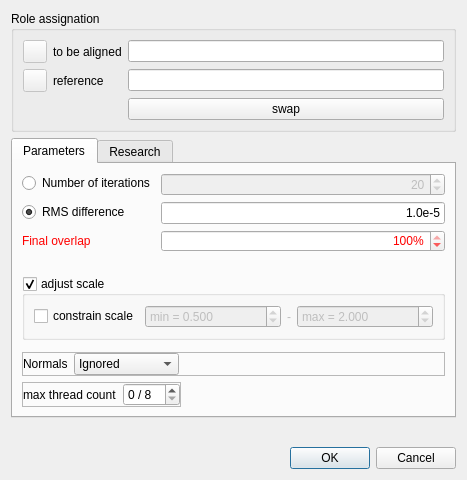
Old version of the form qCC/ui_templates/registrationDlg.ui in the repository CloudCompare/CloudCompare.
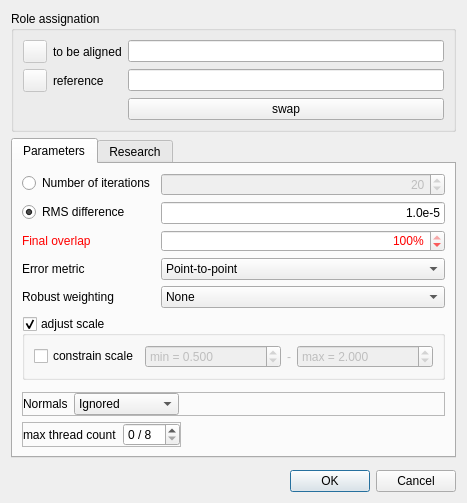
New version of the form.

Commit message: ICP: add the point-to-plane metric and robust weighting options

```diff
--- a/qCC/ui_templates/registrationDlg.ui
+++ b/qCC/ui_templates/registrationDlg.ui
@@ -228,6 +228,64 @@
            </property>
           </widget>
          </item>
+         <item row="3" column="0">
+          <widget class="QLabel" name="errorMetricLabel">
+           <property name="text">
+            <string>Error metric</string>
+           </property>
+          </widget>
+         </item>
+         <item row="3" column="1">
+          <widget class="QComboBox" name="errorMetricComboBox">
+           <property name="toolTip">
+            <string>&lt;html&gt;&lt;head/&gt;&lt;body&gt;&lt;p&gt;&lt;b&gt;Point-to-point&lt;/b&gt;: minimizes the distances between the points and their closest points on the reference.&lt;/p&gt;&lt;p&gt;&lt;b&gt;Point-to-plane&lt;/b&gt;: minimizes the distances between the points and the reference surface (the tangent planes at the closest points). It needs much fewer iterations and is more precise, as the points can slide along the surface. It requires normals on the reference cloud (with a reference mesh, the triangles are used), and it can't adjust the scale.&lt;/p&gt;&lt;/body&gt;&lt;/html&gt;</string>
+           </property>
+           <item>
+            <property name="text">
+             <string>Point-to-point</string>
+            </property>
+           </item>
+           <item>
+            <property name="text">
+             <string>Point-to-plane</string>
+            </property>
+           </item>
+          </widget>
+         </item>
+         <item row="4" column="0">
+          <widget class="QLabel" name="robustWeightingLabel">
+           <property name="text">
+            <string>Robust weighting</string>
+           </property>
+          </widget>
+         </item>
+         <item row="4" column="1">
+          <widget class="QComboBox" name="robustWeightingComboBox">
+           <property name="toolTip">
+            <string>&lt;html&gt;&lt;head/&gt;&lt;body&gt;&lt;p&gt;Reduces the influence of the outliers (noise, parts that don't overlap, moving objects, etc.): at each iteration, the points far from the reference compared to the median distance get a lower weight.&lt;/p&gt;&lt;p&gt;&lt;b&gt;Huber&lt;/b&gt;: mild, &lt;b&gt;Cauchy&lt;/b&gt;: medium, &lt;b&gt;Tukey&lt;/b&gt;: strong (the farthest points are ignored).&lt;/p&gt;&lt;/body&gt;&lt;/html&gt;</string>
+           </property>
+           <item>
+            <property name="text">
+             <string>None</string>
+            </property>
+           </item>
+           <item>
+            <property name="text">
+             <string>Huber (mild)</string>
+            </property>
+           </item>
+           <item>
+            <property name="text">
+             <string>Cauchy (medium)</string>
+            </property>
+           </item>
+           <item>
+            <property name="text">
+             <string>Tukey (strong)</string>
+            </property>
+           </item>
+          </widget>
+         </item>
         </layout>
        </item>
        <item>
```
The commit also changes 5 other files.
